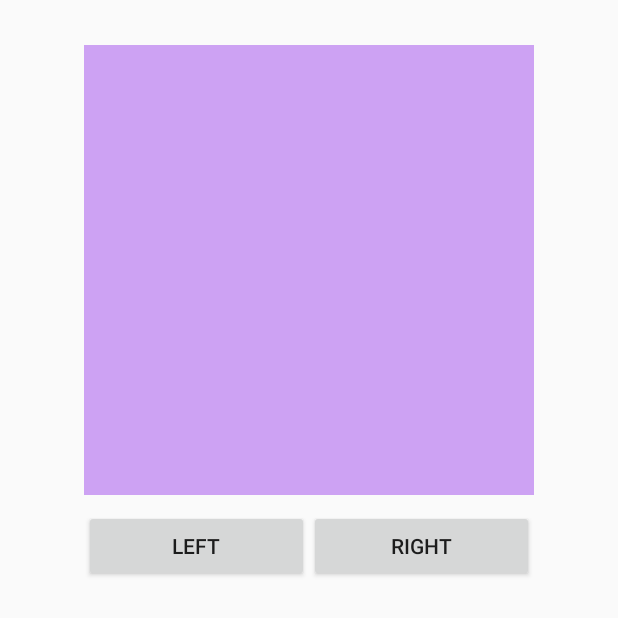
After one commit to 2019Makers/Makers-Teamproject, an Android app: the MouseControlActivity screen opened directly, with no data from a screen before it, on a phone screen of 412 x 824 dp, the top half of it. The commit adds this screen. Run offline under Robolectric (Android 15) with nearby library versions, the phone set to English and light mode, and no system bars; 1 statement that could not run was skipped.

Commit message:
success remote control to mouse

```diff
--- a/hyunhee/Makers-Android/app/build.gradle
+++ b/hyunhee/Makers-Android/app/build.gradle
@@ -8,7 +8,7 @@ android {
     compileSdkVersion 28
     defaultConfig {
         applicationId "com.lg.makers_android"
-        minSdkVersion 26
+        minSdkVersion 19
         targetSdkVersion 28
         versionCode 1
         versionName "1.0"
@@ -24,7 +24,7 @@ android {
 
 dependencies {
     implementation fileTree(dir: 'libs', include: ['*.jar'])
-    implementation"org.jetbrains.kotlin:kotlin-stdlib-jre7:$kotlin_version"
+    implementation "org.jetbrains.kotlin:kotlin-stdlib-jre7:$kotlin_version"
     implementation 'com.android.support:appcompat-v7:28.0.0'
     implementation 'com.android.support.constraint:constraint-layout:1.1.3'
     testImplementation 'junit:junit:4.12'
--- a/hyunhee/Makers-Android/app/src/main/AndroidManifest.xml
+++ b/hyunhee/Makers-Android/app/src/main/AndroidManifest.xml
@@ -1,6 +1,10 @@
 <?xml version="1.0" encoding="utf-8"?>
 <manifest xmlns:android="http://schemas.android.com/apk/res/android"
     package="com.lg.makers_android">
+
+    <uses-permission android:name="android.permission.INTERNET" />
+    <uses-permission android:name="android.permission.ACCESS_NETWORK_STATE" />
+    <uses-permission android:name="android.permission.ACCESS_WIFI_STATE" />
 
     <application
         android:allowBackup="true"
@@ -16,6 +20,7 @@
                 <category android:name="android.intent.category.LAUNCHER" />
             </intent-filter>
         </activity>
+        <activity android:name=".MouseControlActivity"></activity>
     </application>
 
 </manifest>
--- /dev/null
+++ b/hyunhee/Makers-Android/app/src/main/java/com/lg/makers_android/MouseControlActivity.java
@@ -0,0 +1,120 @@
+package com.lg.makers_android;
+
+import android.support.v7.app.AppCompatActivity;
+import android.os.*;
+
+import java.io.*;
+import java.net.*;
+
+import android.view.*;
+import android.view.View.*;
+import android.widget.*;
+
+public class MouseControlActivity extends AppCompatActivity {
+
+    private String ip;
+    private int port;
+
+    private int x = 0;
+    private int y = 0;
+
+    private Socket s = null;
+    private BufferedReader in;
+    private PrintWriter out;
+
+    private Button left;
+    private Button right;
+    private View pad;
+
+    @Override
+    protected void onCreate(Bundle savedInstanceState) {
+        super.onCreate(savedInstanceState);
+        setContentView(R.layout.activity_mouse_control);
+
+        ip = getIntent().getStringExtra("ip");
+        port = Integer.parseInt(getIntent().getStringExtra("port"));
+
+        left = (Button) findViewById(R.id.mouse_left_btn);
+        right = (Button) findViewById(R.id.mouse_right_btn);
+        pad = (View) findViewById(R.id.mouse_pad_view);
+
+        left.setOnClickListener(new OnClickListener() {
+
+            @Override
+            public void onClick(View v) {
+                sendMessageToServer(getString(R.string.click_left));
+            }
+        });
+
+        right.setOnClickListener(new OnClickListener() {
+
+            @Override
+            public void onClick(View v) {
+                sendMessageToServer(getString(R.string.click_right));
+            }
+        });
+
+        pad.setOnTouchListener(new OnTouchListener() {
+
+            @Override
+            public boolean onTouch(View v, final MotionEvent event) {
+
+                if (event.getAction() == MotionEvent.ACTION_DOWN) {
+                    x = (int) event.getX();
+                    y = (int) event.getY();
+                } else if (event.getAction() == MotionEvent.ACTION_UP) {
+
+                } else if (event.getAction() == MotionEvent.ACTION_MOVE) {
+                    int moveX = (int) event.getX();
+                    int moveY = (int) event.getY();
+
+                    moveX -= x;
+                    moveY -= y;
+
+                    x = (int) event.getX();
+                    y = (int) event.getY();
+
+                    String msg = getString(R.string.move_mouse) + moveX + ":" + moveY;
+
+                    sendMessageToServer(msg);
+                }
+                return true;
+            }
+        });
+        tcpClient.execute();
+    }
+
+    AsyncTask tcpClient = new AsyncTask() {
+        @Override
+        protected Object doInBackground(Object[] objects) {
+            try {
+                s = new Socket(ip, port);
+                out = new PrintWriter(s.getOutputStream(), true);
+                in = new BufferedReader(new InputStreamReader(s.getInputStream()));
+            } catch (UnknownHostException e) {
+                e.printStackTrace();
+            } catch (IOException e) {
+                e.printStackTrace();
+            }
+            return true;
+        }
+    };
+
+    private void sendMessageToServer(final String msg) {
+        new Thread() {
+            public void run() {
+                out.println(msg);
+            }
+        }.start();
+    }
+
+    @Override
+    protected void onDestroy() {
+        super.onDestroy();
+        try {
+            s.close();
+        } catch (IOException e) {
+            e.printStackTrace();
+        }
+    }
+}
--- /dev/null
+++ b/hyunhee/Makers-Android/app/src/main/res/layout/activity_mouse_control.xml
@@ -0,0 +1,40 @@
+<?xml version="1.0" encoding="utf-8"?>
+<LinearLayout xmlns:android="http://schemas.android.com/apk/res/android"
+    xmlns:app="http://schemas.android.com/apk/res-auto"
+    xmlns:tools="http://schemas.android.com/tools"
+    android:layout_width="match_parent"
+    android:layout_height="match_parent"
+    android:orientation="vertical"
+    tools:context=".MouseControlActivity">
+
+    <View
+        android:id="@+id/mouse_pad_view"
+        android:layout_width="300dp"
+        android:layout_height="300dp"
+        android:layout_gravity="center"
+        android:layout_marginTop="30dp"
+        android:background="#cda2f3" />
+    />
+
+
+    <LinearLayout
+        android:layout_width="match_parent"
+        android:layout_height="wrap_content"
+        android:layout_marginTop="10dp"
+        android:gravity="center"
+        android:orientation="horizontal">
+
+        <Button
+            android:id="@+id/mouse_left_btn"
+            android:layout_width="150dp"
+            android:layout_height="wrap_content"
+            android:text="LEFT" />
+
+        <Button
+            android:id="@+id/mouse_right_btn"
+            android:layout_width="150dp"
+            android:layout_height="wrap_content"
+            android:text="RIGHT" />
+    </LinearLayout>
+
+</LinearLayout>
--- a/hyunhee/Makers-Android/app/src/main/res/values/strings.xml
+++ b/hyunhee/Makers-Android/app/src/main/res/values/strings.xml
@@ -1,3 +1,7 @@
 <resources>
     <string name="app_name">Makers-Android</string>
+
+    <string name="click_left">LeftClick</string>
+    <string name="click_right">RightClick</string>
+    <string name="move_mouse">MoveMouse:</string>
 </resources>
--- a/hyunhee/Makers-Android/app/src/main/res/values/styles.xml
+++ b/hyunhee/Makers-Android/app/src/main/res/values/styles.xml
@@ -1,7 +1,7 @@
 <resources>
 
     <!-- Base application theme. -->
-    <style name="AppTheme" parent="Theme.AppCompat.Light.DarkActionBar">
+    <style name="AppTheme" parent="Theme.AppCompat.Light.NoActionBar">
         <!-- Customize your theme here. -->
         <item name="colorPrimary">@color/colorPrimary</item>
         <item name="colorPrimaryDark">@color/colorPrimaryDark</item>
```
Also changed, not shown: hyunhee/Makers-Android/app/src/main/java/com/lg/makers_android/MainActivity.java (added, +42 -0 lines), hyunhee/Makers-Android/app/src/main/res/layout/activity_main.xml (+55 -8 lines).
